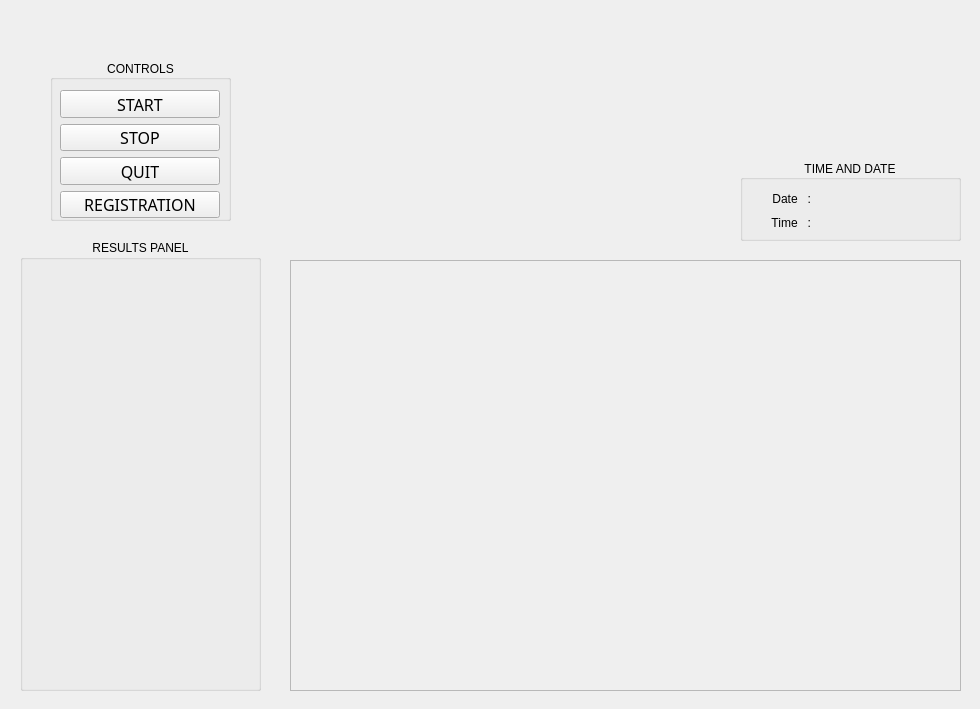
Old version of the form gui.ui in the repository yosagaf/attendance-system-upec.
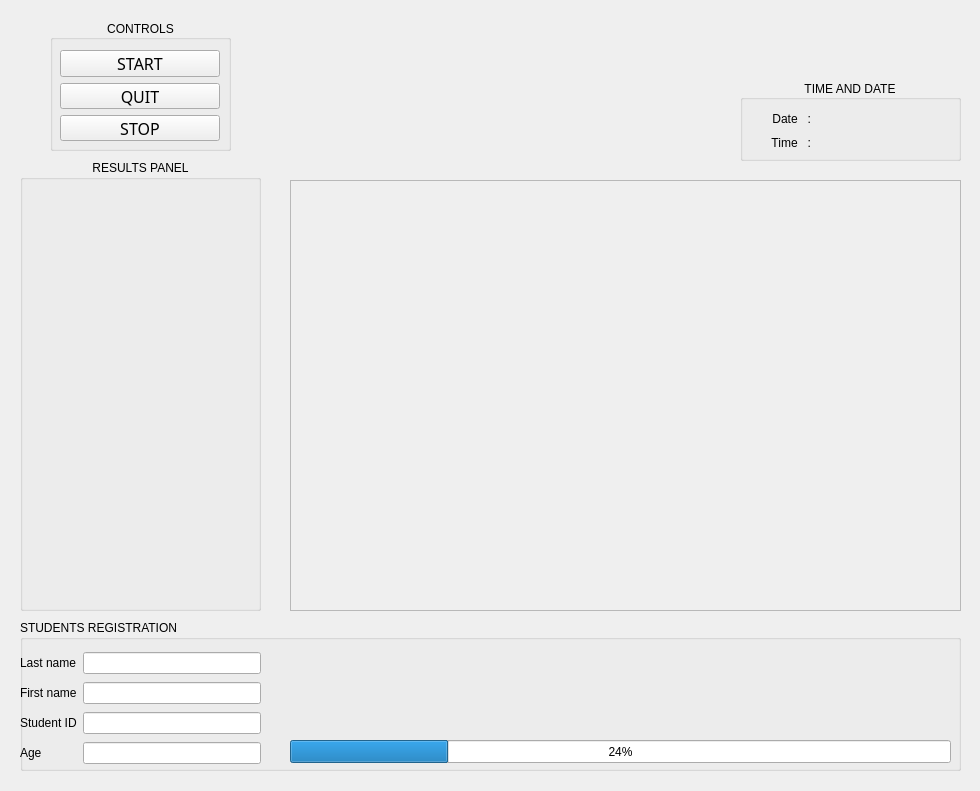
New version of the form. Icons and pictures are not drawn.

```diff
--- a/gui.ui
+++ b/gui.ui
@@ -7,7 +7,7 @@
     <x>0</x>
     <y>0</y>
     <width>980</width>
-    <height>709</height>
+    <height>791</height>
    </rect>
   </property>
   <property name="windowTitle">
@@ -18,7 +18,7 @@
     <property name="geometry">
      <rect>
       <x>290</x>
-      <y>260</y>
+      <y>180</y>
       <width>671</width>
       <height>431</height>
      </rect>
@@ -47,9 +47,9 @@
     <property name="geometry">
      <rect>
       <x>50</x>
-      <y>60</y>
+      <y>20</y>
       <width>181</width>
-      <height>161</height>
+      <height>131</height>
      </rect>
     </property>
     <property name="layoutDirection">
@@ -67,7 +67,7 @@
        <x>10</x>
        <y>30</y>
        <width>160</width>
-       <height>128</height>
+       <height>91</height>
       </rect>
      </property>
      <layout class="QVBoxLayout" name="verticalLayout_2">
@@ -84,19 +84,6 @@
         </property>
        </widget>
       </item>
-      <item>
-       <widget class="QPushButton" name="stop_pushbutton">
-        <property name="font">
-         <font>
-          <family>Adobe Jenson Pro Lt Disp</family>
-          <pointsize>12</pointsize>
-         </font>
-        </property>
-        <property name="text">
-         <string>STOP</string>
-        </property>
-       </widget>
-      </item>
       <item>
        <widget class="QPushButton" name="quit_pushbutton">
         <property name="font">
@@ -111,7 +98,7 @@
        </widget>
       </item>
       <item>
-       <widget class="QPushButton" name="registration_pushbutton">
+       <widget class="QPushButton" name="stop_pushbutton">
         <property name="font">
          <font>
           <family>Adobe Jenson Pro Lt Disp</family>
@@ -119,7 +106,7 @@
          </font>
         </property>
         <property name="text">
-         <string>REGISTRATION</string>
+         <string>STOP</string>
         </property>
        </widget>
       </item>
@@ -130,7 +117,7 @@
     <property name="geometry">
      <rect>
       <x>20</x>
-      <y>240</y>
+      <y>160</y>
       <width>241</width>
       <height>451</height>
      </rect>
@@ -159,7 +146,7 @@
     <property name="geometry">
      <rect>
       <x>740</x>
-      <y>160</y>
+      <y>80</y>
       <width>221</width>
       <height>81</height>
      </rect>
@@ -241,10 +228,10 @@
    <widget class="QLabel" name="logo_label">
     <property name="geometry">
      <rect>
-      <x>710</x>
-      <y>20</y>
-      <width>241</width>
-      <height>101</height>
+      <x>400</x>
+      <y>30</y>
+      <width>231</width>
+      <height>81</height>
      </rect>
     </property>
     <property name="frameShadow">
@@ -260,6 +247,84 @@
      <bool>true</bool>
     </property>
    </widget>
+   <widget class="QGroupBox" name="groupBox_2">
+    <property name="geometry">
+     <rect>
+      <x>20</x>
+      <y>620</y>
+      <width>941</width>
+      <height>151</height>
+     </rect>
+    </property>
+    <property name="title">
+     <string>STUDENTS REGISTRATION</string>
+    </property>
+    <widget class="QWidget" name="gridLayoutWidget_2">
+     <property name="geometry">
+      <rect>
+       <x>0</x>
+       <y>30</y>
+       <width>241</width>
+       <height>120</height>
+      </rect>
+     </property>
+     <layout class="QGridLayout" name="gridLayout_2">
+      <item row="3" column="0">
+       <widget class="QLabel" name="label_2">
+        <property name="text">
+         <string>Age</string>
+        </property>
+       </widget>
+      </item>
+      <item row="1" column="0">
+       <widget class="QLabel" name="label_3">
+        <property name="text">
+         <string>First name</string>
+        </property>
+       </widget>
+      </item>
+      <item row="0" column="0">
+       <widget class="QLabel" name="label_4">
+        <property name="text">
+         <string>Last name</string>
+        </property>
+       </widget>
+      </item>
+      <item row="2" column="0">
+       <widget class="QLabel" name="label">
+        <property name="text">
+         <string>Student ID</string>
+        </property>
+       </widget>
+      </item>
+      <item row="0" column="1">
+       <widget class="QLineEdit" name="lineEdit"/>
+      </item>
+      <item row="1" column="1">
+       <widget class="QLineEdit" name="lineEdit_2"/>
+      </item>
+      <item row="2" column="1">
+       <widget class="QLineEdit" name="lineEdit_3"/>
+      </item>
+      <item row="3" column="1">
+       <widget class="QLineEdit" name="lineEdit_4"/>
+      </item>
+     </layout>
+    </widget>
+    <widget class="QProgressBar" name="progressBar">
+     <property name="geometry">
+      <rect>
+       <x>270</x>
+       <y>120</y>
+       <width>661</width>
+       <height>23</height>
+      </rect>
+     </property>
+     <property name="value">
+      <number>24</number>
+     </property>
+    </widget>
+   </widget>
   </widget>
  </widget>
  <resources/>
```
